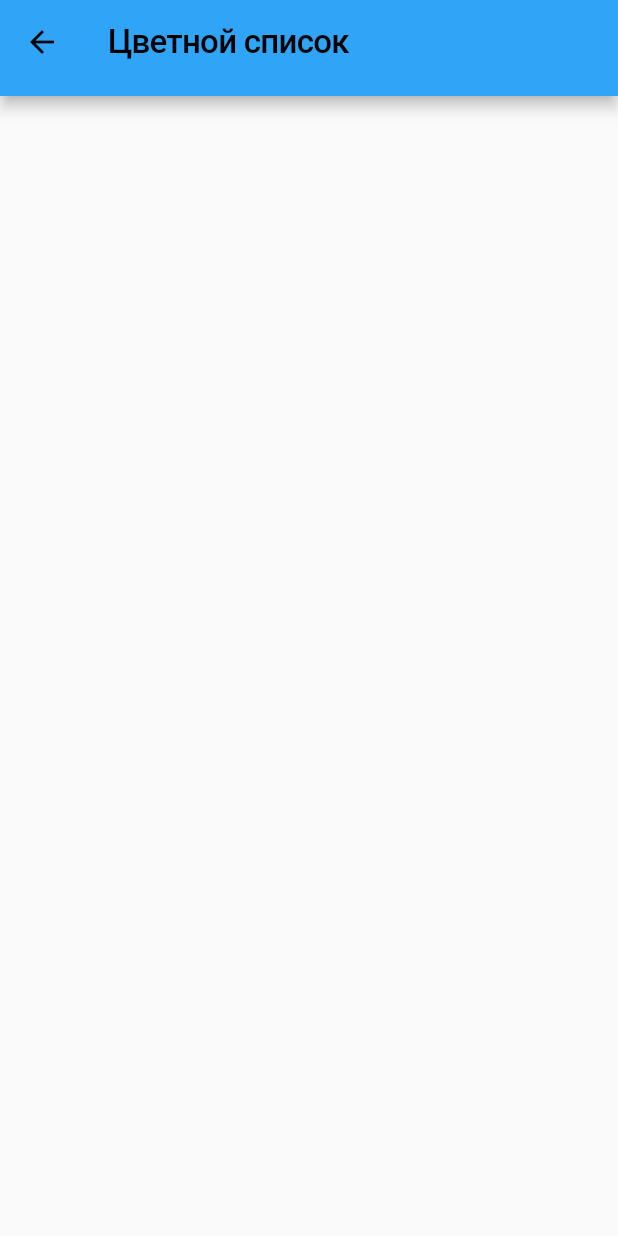
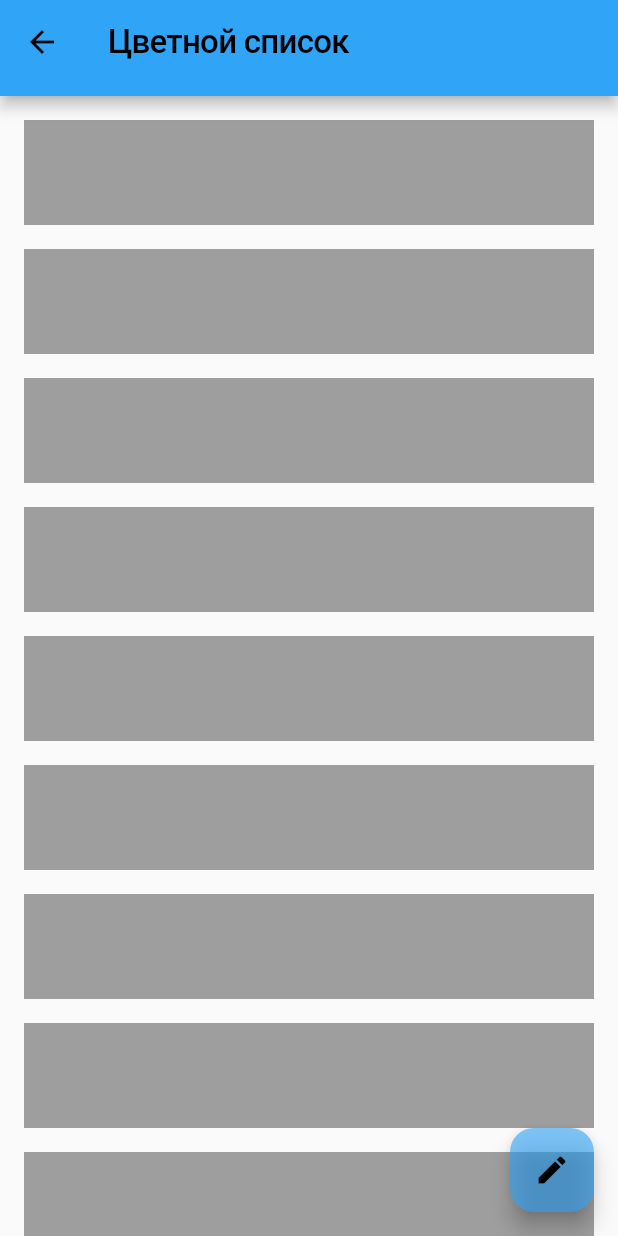
Before and after one commit to loopnyapy/first_week, a Flutter app: the ColoredListPage screen opened directly, on a phone screen of 412 x 824 dp. Run offline on Flutter 3.47's test engine with Material 2 defaults, Android fonts, the phone set to English and light mode, and no system bars; project files that could hold a hidden picture were left out.

Commit message:
feat: colored-list page feat: custom floating action button feat: colors generator class

```diff
--- a/lib/presentation/colored_list/colored_list_page.dart
+++ b/lib/presentation/colored_list/colored_list_page.dart
@@ -1,18 +1,61 @@
 import 'package:first_week/presentation/widgets/custom_appbar.dart';
+import 'package:first_week/presentation/widgets/custom_floating_action_button.dart';
+import 'package:first_week/presentation/widgets/list_view_separated.dart';
+import 'package:first_week/utils/colors_generator.dart';
 import 'package:first_week/utils/pages.dart';
 import 'package:flutter/material.dart';
 
-class ColoredListPage extends StatelessWidget {
+class ColoredListPage extends StatefulWidget {
   const ColoredListPage({Key? key}) : super(key: key);
 
   @override
+  State<ColoredListPage> createState() => _ColoredListPageState();
+}
+
+class _ColoredListPageState extends State<ColoredListPage> {
+  static const int currentColorListLength = 1000;
+  List<Color> currentColorList = [];
+
+  @override
+  void initState() {
+    super.initState();
+    ColorsGenerator.generateColorList(
+      setWidgetState: (colorList) => setCurrentColors(colorList),
+      length: currentColorListLength,
+    );
+  }
+
+  @override
   Widget build(BuildContext context) {
-    return const Scaffold(
-      appBar: CustomAppBar(
+    return Scaffold(
+      appBar: const CustomAppBar(
         title: Pages.coloredList,
         hasLeading: true,
       ),
-      body: SizedBox(),
+      body: CustomListViewSeparated(
+        itemBuilder: (
+          BuildContext context,
+          int index,
+        ) =>
+            Container(
+          height: 70,
+          color: currentColorList[index],
+        ),
+        itemCount: currentColorList.length,
+      ),
+      floatingActionButton: CustomFloatingActionButton(
+        onPressed: () => ColorsGenerator.generateColorList(
+          setWidgetState: (colorList) => setCurrentColors(colorList),
+          length: currentColorListLength,
+          isRandom: true,
+        ),
+      ),
     );
   }
+
+  void setCurrentColors(List<Color> colorList) => setState(
+        () {
+          currentColorList = colorList;
+        },
+      );
 }
--- /dev/null
+++ b/lib/presentation/widgets/custom_floating_action_button.dart
@@ -0,0 +1,18 @@
+import 'package:flutter/material.dart';
+
+class CustomFloatingActionButton extends StatelessWidget {
+  const CustomFloatingActionButton({
+    Key? key,
+    required this.onPressed,
+  }) : super(key: key);
+
+  final void Function() onPressed;
+
+  @override
+  Widget build(BuildContext context) {
+    return FloatingActionButton(
+      onPressed: onPressed,
+      child: const Icon(Icons.edit),
+    );
+  }
+}
--- /dev/null
+++ b/lib/presentation/widgets/list_view_separated.dart
@@ -0,0 +1,28 @@
+import 'package:flutter/material.dart';
+
+class CustomListViewSeparated extends StatelessWidget {
+  const CustomListViewSeparated({
+    Key? key,
+    required this.itemBuilder,
+    required this.itemCount,
+  }) : super(key: key);
+
+  final Widget Function(BuildContext context, int index) itemBuilder;
+  final int itemCount;
+
+  @override
+  Widget build(BuildContext context) {
+    return ListView.separated(
+      padding: const EdgeInsets.all(16.0),
+      itemBuilder: itemBuilder,
+      itemCount: itemCount,
+      separatorBuilder: (
+        BuildContext context,
+        int index,
+      ) =>
+          const SizedBox(
+        height: 16.0,
+      ),
+    );
+  }
+}
--- /dev/null
+++ b/lib/utils/colors_generator.dart
@@ -0,0 +1,18 @@
+import 'dart:math';
+import 'package:flutter/material.dart';
+
+class ColorsGenerator {
+  static Color generateRandomColor() => Color(Random().nextInt(0xffffffff));
+
+  static void generateColorList({
+    required void Function(List<Color> colorList) setWidgetState,
+    required int length,
+    bool isRandom = false,
+  }) =>
+      setWidgetState(
+        List.generate(
+          length,
+          (_) => isRandom ? generateRandomColor() : Colors.grey,
+        ),
+      );
+}
--- a/lib/utils/custom_theme.dart
+++ b/lib/utils/custom_theme.dart
@@ -32,5 +32,12 @@ class CustomThemeData {
             letterSpacing: -0.5,
           ),
         ),
+        floatingActionButtonTheme: const FloatingActionButtonThemeData(
+          shape: RoundedRectangleBorder(
+            borderRadius: BorderRadius.all(
+              Radius.circular(16.0),
+            ),
+          ),
+        ),
       );
 }
```
Also changed, not shown: lib/presentation/four_squares/four_squares_page.dart (+13 -22 lines), lib/presentation/main/main_page.dart (+2 -7 lines).
